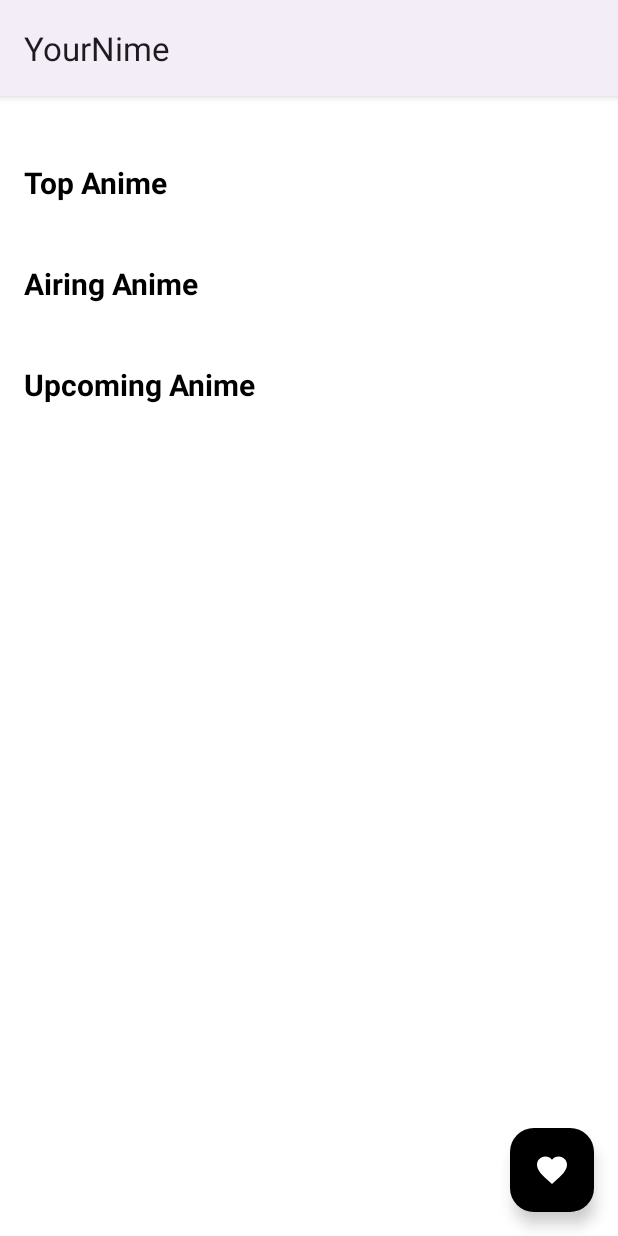
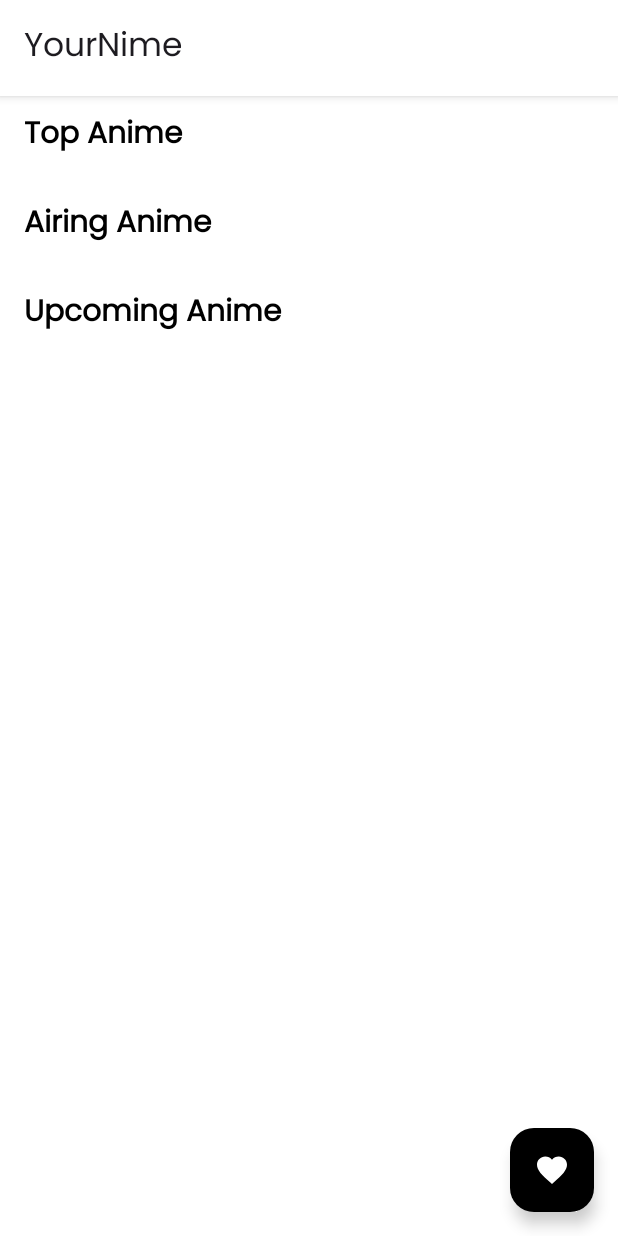
Before and after one commit to fauzangifari/yournime-app, an Android app: the screen it shows after launch (HomeActivity), on a phone screen of 412 x 824 dp. Run offline under Robolectric (Android 15) with nearby library versions, the phone set to English and light mode, and no system bars; our stand-ins replace Room's generated code; libraries missing offline, so code that uses them is left out: com.google.android.play; pictures from the network do not load; 2 statements that could not run were skipped.

Commit message:
feat(domain,app,core,favorite_feature): Implement delete anime favorite functionality and update UI

```diff
--- a/app/build.gradle.kts
+++ b/app/build.gradle.kts
@@ -63,6 +63,6 @@ dependencies {
     implementation(libs.glide)
 
     // Android Play
-    implementation("com.google.android.play:feature-delivery:2.1.0")
+    implementation(libs.feature.delivery)
 
 }
--- a/app/src/main/java/com/fauzangifari/yournime/presentation/detail/DetailState.kt
+++ b/app/src/main/java/com/fauzangifari/yournime/presentation/detail/DetailState.kt
@@ -6,16 +6,20 @@ data class DetailState(
     val detailAnime: Anime? = null,
     val insertAnime: Anime? = null,
     val isAnimeFavorite: Boolean = false,
+    val deleteAnimeFavorite: Int = 0,
 
     val detailAnimeLoading: Boolean = false,
     val insertAnimeLoading: Boolean = false,
     val isAnimeFavoriteLoading: Boolean = false,
+    val deleteAnimeFavoriteLoading: Boolean = false,
 
     val detailAnimeError: String? = null,
     val insertAnimeError: String? = null,
     val isAnimeFavoriteError: String? = null,
+    val deleteAnimeFavoriteError: String? = null,
 ) {
     val detailAnimeData: Anime? get() = detailAnime
     val insertAnimeData: Anime? get() = insertAnime
     val isAnimeFavoriteData: Boolean get() = isAnimeFavorite
+    val deleteAnimeFavoriteData: Int get() = deleteAnimeFavorite
 }
--- a/app/src/main/java/com/fauzangifari/yournime/presentation/di/ViewModelModule.kt
+++ b/app/src/main/java/com/fauzangifari/yournime/presentation/di/ViewModelModule.kt
@@ -9,7 +9,7 @@ import org.koin.dsl.module
 val viewModelModule = module {
 
     viewModel {
-        DetailViewModel(get(), get(), get())
+        DetailViewModel(get(), get(), get(), get())
     }
 
     viewModel {
--- a/app/src/main/res/layout/activity_home.xml
+++ b/app/src/main/res/layout/activity_home.xml
@@ -12,11 +12,11 @@
     <androidx.core.widget.NestedScrollView
         android:layout_width="match_parent"
         android:layout_height="match_parent"
-        android:layout_marginTop="8dp"
         app:layout_behavior="@string/appbar_scrolling_view_behavior"
-        android:padding="16dp"
+        android:paddingStart="16dp"
+        android:paddingEnd="16dp"
+        android:paddingBottom="16dp"
         android:fillViewport="true">
-
         <LinearLayout
             android:layout_width="match_parent"
             android:layout_height="wrap_content"
@@ -26,7 +26,7 @@
                 android:id="@+id/tv_top"
                 android:layout_width="match_parent"
                 android:layout_height="wrap_content"
-                android:layout_marginTop="20dp"
+                android:layout_marginTop="10dp"
                 android:text="Top Anime"
                 android:textSize="20sp"
                 android:textStyle="bold"
@@ -54,7 +54,7 @@
                 android:id="@+id/tv_airing"
                 android:layout_width="match_parent"
                 android:layout_height="wrap_content"
-                android:layout_marginTop="24dp"
+                android:layout_marginTop="10dp"
                 android:text="Airing Anime"
                 android:textSize="20sp"
                 android:textStyle="bold"
@@ -82,7 +82,7 @@
                 android:id="@+id/tv_upcoming"
                 android:layout_width="match_parent"
                 android:layout_height="wrap_content"
-                android:layout_marginTop="24dp"
+                android:layout_marginTop="10dp"
                 android:text="Upcoming Anime"
                 android:textSize="20sp"
                 android:textStyle="bold"
--- a/app/src/main/res/values/themes.xml
+++ b/app/src/main/res/values/themes.xml
@@ -3,7 +3,19 @@
     <style name="Base.Theme.YourNime" parent="Theme.Material3.DayNight">
         <!-- Customize your light theme here. -->
         <!-- <item name="colorPrimary">@color/my_light_primary</item> -->
+        <item name="colorSurfaceContainer">@color/white</item>
+        <item name="android:statusBarColor">@android:color/white</item>
+        <item name="android:windowLightStatusBar">true</item>
+
+        <item name="android:fontFamily">@font/poppins_regular</item>
+
     </style>
 
     <style name="Theme.YourNime" parent="Base.Theme.YourNime" />
+
+    <style name="Theme.SplashScreen" parent="Theme.Material3.DayNight.NoActionBar">
+        <item name="colorSurfaceContainer">@color/white</item>
+        <item name="android:statusBarColor">@android:color/white</item>
+        <item name="android:windowLightStatusBar">true</item>
+    </style>
 </resources>
--- a/core/src/main/java/com/fauzangifari/core/data/repository/AnimeFavoriteRepositoryImpl.kt
+++ b/core/src/main/java/com/fauzangifari/core/data/repository/AnimeFavoriteRepositoryImpl.kt
@@ -37,6 +37,7 @@ class AnimeFavoriteRepositoryImpl(
 
     override suspend fun deleteAnime(malId: Int) : Int {
         animeFavoriteDao.deleteAnime(malId)
+        animeFavoriteDao.deleteCrossRef(malId)
         return malId
     }
 
--- a/domain/src/main/java/com/fauzangifari/domain/di/UseCaseModule.kt
+++ b/domain/src/main/java/com/fauzangifari/domain/di/UseCaseModule.kt
@@ -4,6 +4,7 @@ import com.fauzangifari.domain.usecase.api.GetAnimeById
 import com.fauzangifari.domain.usecase.api.GetAnimeSearch
 import com.fauzangifari.domain.usecase.api.GetAnimeUpcoming
 import com.fauzangifari.domain.usecase.api.GetTopAnime
+import com.fauzangifari.domain.usecase.local.DeleteAnimeFavorite
 import com.fauzangifari.domain.usecase.local.GetAllAnimeFavorite
 import com.fauzangifari.domain.usecase.local.GetIsAnimeFavorite
 import com.fauzangifari.domain.usecase.local.InsertAnimeFavorite
@@ -21,4 +22,5 @@ val useCaseModule = module {
     factory { InsertAnimeFavorite(get()) }
     factory { GetAllAnimeFavorite(get()) }
     factory { GetIsAnimeFavorite(get()) }
+    factory { DeleteAnimeFavorite(get()) }
 }
--- a/favorite_feature/src/main/AndroidManifest.xml
+++ b/favorite_feature/src/main/AndroidManifest.xml
@@ -14,6 +14,7 @@
 
     <application>
         <activity
+            android:label="Favorite"
             android:name=".ui.FavoriteActivity"
             android:exported="false" />
     </application>
--- a/favorite_feature/src/main/java/com/fauzangifari/favorite_feature/ui/FavoriteViewModel.kt
+++ b/favorite_feature/src/main/java/com/fauzangifari/favorite_feature/ui/FavoriteViewModel.kt
@@ -20,7 +20,7 @@ class FavoriteViewModel (
         fetchAnimeFavorite()
     }
 
-    private fun fetchAnimeFavorite(){
+    fun fetchAnimeFavorite(){
         viewModelScope.launch {
             getAnimeFavoriteUseCase().collect { result ->
                 when (result) {
--- a/favorite_feature/src/main/res/layout/activity_favorite.xml
+++ b/favorite_feature/src/main/res/layout/activity_favorite.xml
@@ -6,6 +6,7 @@
     android:id="@+id/main"
     android:layout_width="match_parent"
     android:layout_height="match_parent"
+    android:background="@color/white"
     tools:context=".ui.FavoriteActivity">
 
     <androidx.recyclerview.widget.RecyclerView
```
Also changed, not shown: app/src/main/AndroidManifest.xml (+10 -1 lines), app/src/main/java/com/fauzangifari/yournime/presentation/detail/DetailActivity.kt (+11 -9 lines), app/src/main/java/com/fauzangifari/yournime/presentation/detail/DetailViewModel.kt (+34 -2 lines), domain/src/main/java/com/fauzangifari/domain/usecase/local/DeleteAnimeFavorite.kt (added, +28 -0 lines), favorite_feature/src/main/java/com/fauzangifari/favorite_feature/ui/FavoriteActivity.kt (+11 -1 lines), gradle/libs.versions.toml (+3 -8 lines), app/src/main/res/drawable/dummy_img.png, app/src/main/res/drawable/logo_yournime.png, app/src/main/res/font/poppins_regular.ttf (added).
